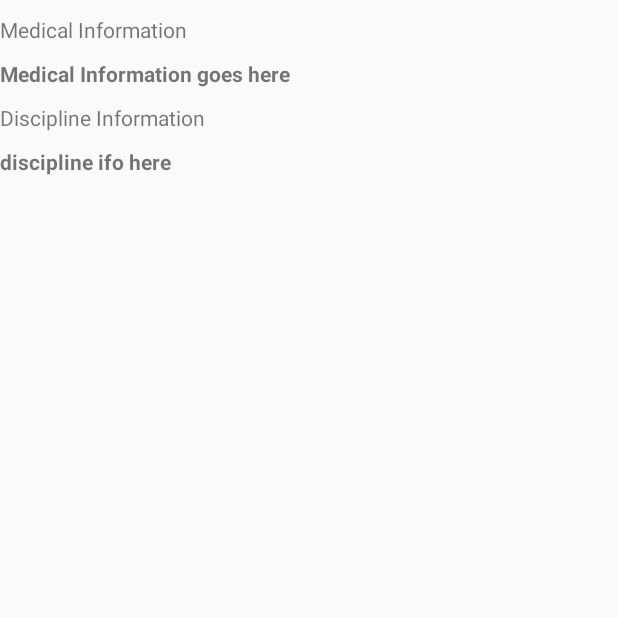
After one commit to RybalemaCaleb/SwiftApply2, an Android app: the ApplicationScreen2 screen opened directly, with no data from a screen before it, on a phone screen of 412 x 824 dp, the top half of it. The commit adds this screen. Run offline under Robolectric (Android 15) with nearby library versions, the phone set to English and light mode, and no system bars.

Commit message:
bringing all

```diff
--- a/app/src/main/AndroidManifest.xml
+++ b/app/src/main/AndroidManifest.xml
@@ -23,7 +23,9 @@
         <activity android:name=".SelectPreferedSchool" />
         <activity android:name=".EnterInformation" />
         <activity android:name=".SchoolInfomation" />
-        <activity android:name=".FetchInformation"></activity>
+        <activity android:name=".FetchInformation" />
+        <activity android:name=".ApplicationScreen1" />
+        <activity android:name=".ApplicationScreen2"></activity>
     </application>
 
 </manifest>
--- /dev/null
+++ b/app/src/main/java/com/example/rcaleb/swiftapply/ApplicationScreen2.java
@@ -0,0 +1,13 @@
+package com.example.rcaleb.swiftapply;
+
+import android.support.v7.app.AppCompatActivity;
+import android.os.Bundle;
+
+public class ApplicationScreen2 extends AppCompatActivity {
+
+    @Override
+    protected void onCreate(Bundle savedInstanceState) {
+        super.onCreate(savedInstanceState);
+        setContentView(R.layout.activity_application_screen2);
+    }
+}
--- /dev/null
+++ b/app/src/main/res/layout/activity_application_screen2.xml
@@ -0,0 +1,42 @@
+<?xml version="1.0" encoding="utf-8"?>
+<LinearLayout
+    xmlns:android="http://schemas.android.com/apk/res/android"
+    xmlns:app="http://schemas.android.com/apk/res-auto"
+    xmlns:tools="http://schemas.android.com/tools"
+    android:layout_width="match_parent"
+    android:layout_height="match_parent"
+    tools:context=".ApplicationScreen2"
+    android:orientation="vertical">
+
+    <TextView
+        android:layout_width="wrap_content"
+        android:layout_height="wrap_content"
+        android:layout_marginTop="10dp"
+        android:text="Medical Information"/>
+
+
+    <TextView
+        android:layout_width="wrap_content"
+        android:layout_height="wrap_content"
+        android:id="@+id/Medical_info"
+        android:layout_marginTop="10dp"
+        android:textStyle="bold"
+        android:text="Medical Information goes here"/>
+
+
+    <TextView
+        android:layout_width="wrap_content"
+        android:layout_height="wrap_content"
+        android:layout_marginTop="10dp"
+        android:text="Discipline Information"/>
+
+
+    <TextView
+        android:layout_width="wrap_content"
+        android:layout_height="wrap_content"
+        android:id="@+id/discipline_information"
+        android:layout_marginTop="10dp"
+        android:textStyle="bold"
+        android:text="discipline ifo here"/>
+
+</LinearLayout>
--- a/app/src/main/res/layout/activity_school_infomation.xml
+++ b/app/src/main/res/layout/activity_school_infomation.xml
@@ -15,7 +15,7 @@
 
     <ImageView
         android:id="@+id/banner"
-        android:layout_width="359dp"
+        android:layout_width="match_parent"
         android:layout_height="227dp"
         android:src="@drawable/logo"
 
--- a/app/src/main/res/layout/activity_select_prefered_school.xml
+++ b/app/src/main/res/layout/activity_select_prefered_school.xml
@@ -18,7 +18,6 @@
             android:layout_height="wrap_content"
             android:src="@drawable/white_back_button"/>
 
-
         <LinearLayout
             android:layout_width="match_parent"
             android:layout_height="wrap_content"
@@ -29,9 +28,8 @@
                 android:layout_height="wrap_content"
                 android:text="@string/titlebar"
                 android:textColor="#FFF"
-                android:textSize="28sp"
+                android:textSize="28sp"/>
 
-                />
         </LinearLayout>
     </android.support.v7.widget.Toolbar>
 
```
Also changed, not shown: app/src/main/java/com/example/rcaleb/swiftapply/ApplicantInfo.java (added, +101 -0 lines), app/src/main/java/com/example/rcaleb/swiftapply/SchoolInfomation.java (+11 -0 lines).
